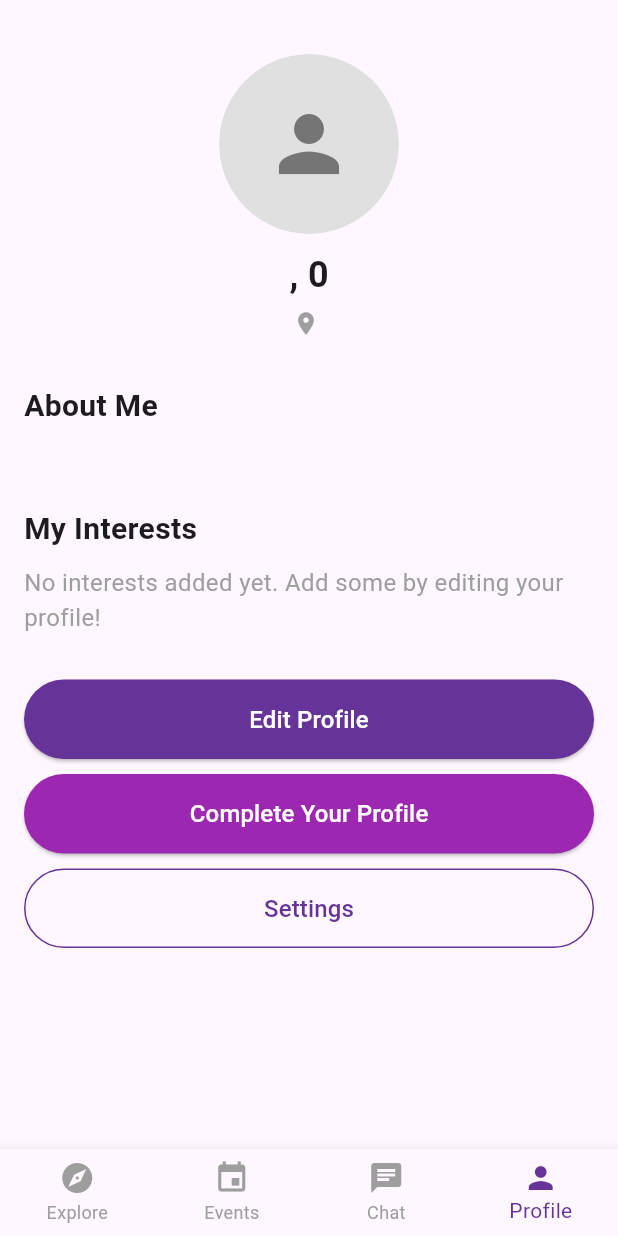
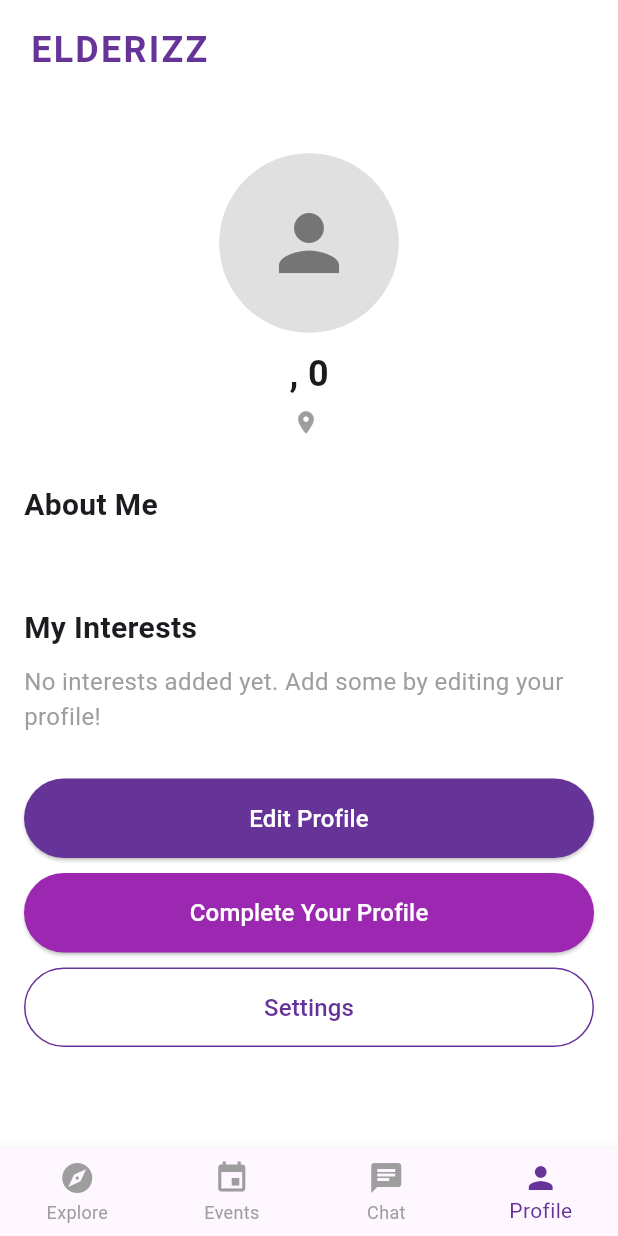
Before and after one commit to owen-ho/elderizz, a Flutter app: the screen it shows once a user with an empty profile is signed in, item 4 of the bottom bar chosen, on a phone screen of 412 x 824 dp. Run offline on Flutter 3.47's test engine with Material 3 defaults, Android fonts, the phone set to English and light mode, and no system bars; our stand-ins replace image_picker, supabase_flutter; accounts and stored records are empty.

Commit message:
Make safearea colour consistent and logo too

```diff
--- a/lib/main.dart
+++ b/lib/main.dart
@@ -1139,10 +1139,10 @@ class _ExplorePageState extends State<ExplorePage> {
 
   @override
   Widget build(BuildContext context) {
-    return SafeArea(
-      child: Scaffold(
+    return Scaffold(
       backgroundColor: Colors.grey.shade50,
-        body: isLoading
+      body: SafeArea(
+        child: isLoading
             ? const Center(child: CircularProgressIndicator())
             : filteredUsers.isEmpty
             ? const Center(child: Text('No profiles match your filters'))
@@ -1881,18 +1881,20 @@ class _EventsPageState extends State<EventsPage> {
                 crossAxisAlignment: CrossAxisAlignment.start,
                 children: [
                   // Header
-                  Padding(
-                    padding: const EdgeInsets.all(20.0),
-                    child: Column(
-                      crossAxisAlignment: CrossAxisAlignment.start,
+                  Container(
+                    padding: const EdgeInsets.symmetric(
+                      horizontal: 20,
+                      vertical: 16,
+                    ),
+                    child: Row(
                       children: [
                         const Text(
                           'ELDERIZZ',
                           style: TextStyle(
-                            fontSize: 28,
+                            fontSize: 24,
                             fontWeight: FontWeight.bold,
                             color: appTheme,
-                            letterSpacing: 2,
+                            letterSpacing: 1.5,
                           ),
                         ),
                       ],
@@ -2301,28 +2303,25 @@ class _ChatPageState extends State<ChatPage> {
   Widget build(BuildContext context) {
     return Scaffold(
       backgroundColor: Colors.white,
-      appBar: AppBar(
-        backgroundColor: Colors.white,
-        elevation: 0,
-        title: const Text(
-          'Messages',
+      body: SafeArea(
+        child: Column(
+          children: [
+            Container(
+              padding: const EdgeInsets.symmetric(horizontal: 20, vertical: 16),
+              child: Row(
+                children: [
+                  const Text(
+                    'ELDERIZZ',
                     style: TextStyle(
                       fontSize: 24,
                       fontWeight: FontWeight.bold,
-            color: Colors.black87,
-          ),
-        ),
-        actions: [
-          IconButton(
-            icon: const Icon(Icons.more_horiz, color: Colors.black87),
-            onPressed: () {
-              // Add menu functionality here
-            },
-          ),
-        ],
-      ),
-      body: Column(
-        children: [
+                      color: appTheme,
+                      letterSpacing: 1.5,
+                    ),
+                  ),
+                ],
+              ),
+            ),
             // Search bar
             Container(
               margin: const EdgeInsets.symmetric(horizontal: 16, vertical: 8),
@@ -2371,6 +2370,7 @@ class _ChatPageState extends State<ChatPage> {
                     ),
             ),
           ],
+        ),
       ),
       floatingActionButton: FloatingActionButton(
         onPressed: () {
@@ -3140,8 +3140,8 @@ class _ProfilePageState extends State<ProfilePage> {
 
   @override
   Widget build(BuildContext context) {
-    return SafeArea(
-      child: Scaffold(
+    return Scaffold(
+      backgroundColor: Colors.white,
       // appBar: AppBar(
       //   title: const Text('My Profile'),
       //   backgroundColor: appTheme,
@@ -3163,7 +3163,28 @@ class _ProfilePageState extends State<ProfilePage> {
       //     ),
       //   ],
       // ),
-        body: Padding(
+      body: SafeArea(
+        child: Column(
+          children: [
+            // Header
+            Container(
+              padding: const EdgeInsets.symmetric(horizontal: 20, vertical: 16),
+              child: Row(
+                children: [
+                  const Text(
+                    'ELDERIZZ',
+                    style: TextStyle(
+                      fontSize: 24,
+                      fontWeight: FontWeight.bold,
+                      color: appTheme,
+                      letterSpacing: 1.5,
+                    ),
+                  ),
+                ],
+              ),
+            ),
+            Expanded(
+              child: Padding(
                 padding: const EdgeInsets.only(top: 20),
                 child: isLoading
                     ? const Center(child: CircularProgressIndicator())
@@ -3178,7 +3199,8 @@ class _ProfilePageState extends State<ProfilePage> {
                               child: Column(
                                 children: [
                                   ProfileImageWidget(
-                              imageUrl: currentUserProfile!.profileImageUrl,
+                                    imageUrl:
+                                        currentUserProfile!.profileImageUrl,
                                     size: 120,
                                   ),
                                   const SizedBox(height: 10),
@@ -3201,7 +3223,9 @@ class _ProfilePageState extends State<ProfilePage> {
                                       const SizedBox(width: 4),
                                       Text(
                                         currentUserProfile!.location,
-                                  style: const TextStyle(color: Colors.grey),
+                                        style: const TextStyle(
+                                          color: Colors.grey,
+                                        ),
                                       ),
                                     ],
                                   ),
@@ -3241,16 +3265,16 @@ class _ProfilePageState extends State<ProfilePage> {
                                   )
                                 : Wrap(
                                     spacing: 8,
-                              children: currentUserProfile!.interests.map((
-                                interest,
-                              ) {
+                                    children: currentUserProfile!.interests.map(
+                                      (interest) {
                                         return Chip(
                                           label: Text(interest.name),
                                           backgroundColor: getMaterialColor(
                                             appTheme,
                                           ).shade100,
                                         );
-                              }).toList(),
+                                      },
+                                    ).toList(),
                                   ),
                             const SizedBox(height: 30),
                             SizedBox(
@@ -3270,11 +3294,16 @@ class _ProfilePageState extends State<ProfilePage> {
                                 },
                                 style: ElevatedButton.styleFrom(
                                   backgroundColor: appTheme,
-                            padding: const EdgeInsets.symmetric(vertical: 15),
+                                  padding: const EdgeInsets.symmetric(
+                                    vertical: 15,
+                                  ),
                                 ),
                                 child: const Text(
                                   'Edit Profile',
-                            style: TextStyle(fontSize: 16, color: Colors.white),
+                                  style: TextStyle(
+                                    fontSize: 16,
+                                    color: Colors.white,
+                                  ),
                                 ),
                               ),
                             ),
@@ -3295,11 +3324,16 @@ class _ProfilePageState extends State<ProfilePage> {
                                 },
                                 style: ElevatedButton.styleFrom(
                                   backgroundColor: Colors.purple,
-                            padding: const EdgeInsets.symmetric(vertical: 15),
+                                  padding: const EdgeInsets.symmetric(
+                                    vertical: 15,
+                                  ),
                                 ),
                                 child: const Text(
                                   'Complete Your Profile',
-                            style: TextStyle(fontSize: 16, color: Colors.white),
+                                  style: TextStyle(
+                                    fontSize: 16,
+                                    color: Colors.white,
+                                  ),
                                 ),
                               ),
                             ),
@@ -3312,17 +3346,25 @@ class _ProfilePageState extends State<ProfilePage> {
                                 },
                                 style: OutlinedButton.styleFrom(
                                   side: const BorderSide(color: appTheme),
-                            padding: const EdgeInsets.symmetric(vertical: 15),
+                                  padding: const EdgeInsets.symmetric(
+                                    vertical: 15,
+                                  ),
                                 ),
                                 child: const Text(
                                   'Settings',
-                            style: TextStyle(fontSize: 16, color: appTheme),
-                          ),
-                        ),
-                      ),
-                    ],
-                  ),
-                ),
+                                  style: TextStyle(
+                                    fontSize: 16,
+                                    color: appTheme,
+                                  ),
+                                ),
+                              ),
+                            ),
+                          ],
+                        ),
+                      ),
+              ),
+            ),
+          ],
         ),
       ),
     );
```
Lines whose indentation alone changed are shown as unchanged.
